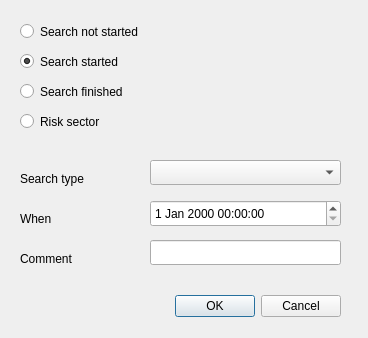
This is ui/sector.ui in ruz76/qgis_patrac_3 as Qt 5 draws it before an edit. The edited form follows.
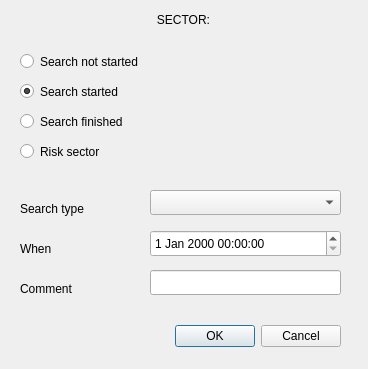
This is the edited form. Custom widgets are drawn as their Qt base class.

Commit message: Extended sector state dialog with sector ID.

```diff
--- a/ui/sector.ui
+++ b/ui/sector.ui
@@ -7,7 +7,7 @@
     <x>0</x>
     <y>0</y>
     <width>368</width>
-    <height>338</height>
+    <height>369</height>
    </rect>
   </property>
   <property name="windowTitle">
@@ -20,7 +20,7 @@
    <property name="geometry">
     <rect>
      <x>90</x>
-     <y>290</y>
+     <y>320</y>
      <width>251</width>
      <height>32</height>
     </rect>
@@ -36,7 +36,7 @@
    <property name="geometry">
     <rect>
      <x>150</x>
-     <y>200</y>
+     <y>230</y>
      <width>191</width>
      <height>27</height>
     </rect>
@@ -46,7 +46,7 @@
    <property name="geometry">
     <rect>
      <x>150</x>
-     <y>240</y>
+     <y>270</y>
      <width>191</width>
      <height>25</height>
     </rect>
@@ -56,7 +56,7 @@
    <property name="geometry">
     <rect>
      <x>20</x>
-     <y>210</y>
+     <y>240</y>
      <width>111</width>
      <height>17</height>
     </rect>
@@ -69,7 +69,7 @@
    <property name="geometry">
     <rect>
      <x>20</x>
-     <y>250</y>
+     <y>280</y>
      <width>111</width>
      <height>17</height>
     </rect>
@@ -82,7 +82,7 @@
    <property name="geometry">
     <rect>
      <x>20</x>
-     <y>20</y>
+     <y>50</y>
      <width>181</width>
      <height>23</height>
     </rect>
@@ -95,7 +95,7 @@
    <property name="geometry">
     <rect>
      <x>20</x>
-     <y>50</y>
+     <y>80</y>
      <width>171</width>
      <height>23</height>
     </rect>
@@ -111,7 +111,7 @@
    <property name="geometry">
     <rect>
      <x>20</x>
-     <y>80</y>
+     <y>110</y>
      <width>171</width>
      <height>23</height>
     </rect>
@@ -124,8 +124,8 @@
    <property name="geometry">
     <rect>
      <x>20</x>
-     <y>110</y>
-     <width>96</width>
+     <y>140</y>
+     <width>141</width>
      <height>23</height>
     </rect>
    </property>
@@ -137,7 +137,7 @@
    <property name="geometry">
     <rect>
      <x>150</x>
-     <y>160</y>
+     <y>190</y>
      <width>191</width>
      <height>25</height>
     </rect>
@@ -147,7 +147,7 @@
    <property name="geometry">
     <rect>
      <x>20</x>
-     <y>170</y>
+     <y>200</y>
      <width>121</width>
      <height>17</height>
     </rect>
@@ -156,6 +156,22 @@
     <string>Search type</string>
    </property>
   </widget>
+  <widget class="QLabel" name="labelSectorId">
+   <property name="geometry">
+    <rect>
+     <x>13</x>
+     <y>10</y>
+     <width>341</width>
+     <height>20</height>
+    </rect>
+   </property>
+   <property name="text">
+    <string>SECTOR:</string>
+   </property>
+   <property name="alignment">
+    <set>Qt::AlignCenter</set>
+   </property>
+  </widget>
  </widget>
  <customwidgets>
   <customwidget>
```
The commit also changes 8 other files.
